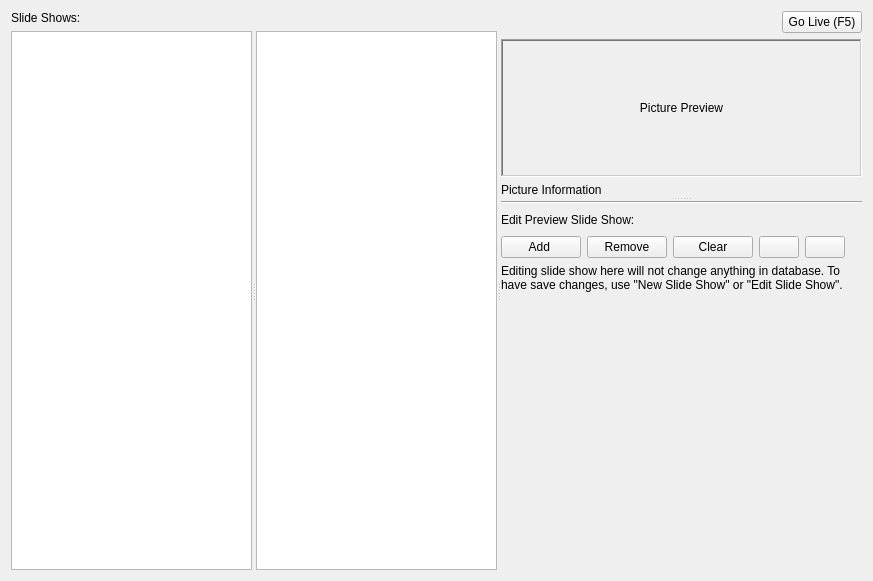
Old version of the form src/picturewidget.ui in the repository SoftProjector/src.
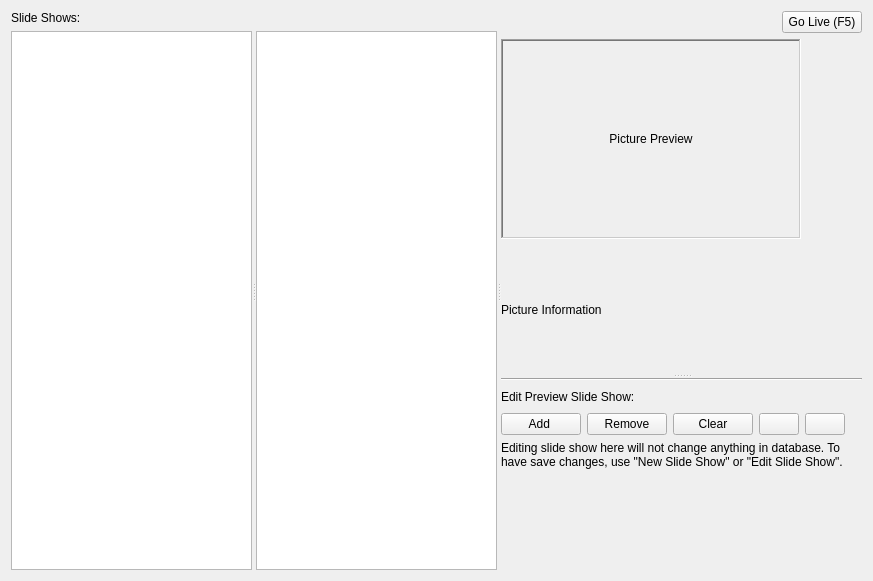
New version of the form. Icons and pictures are not drawn.

```diff
--- a/src/picturewidget.ui
+++ b/src/picturewidget.ui
@@ -61,7 +61,7 @@
       <property name="orientation">
        <enum>Qt::Vertical</enum>
       </property>
-      <widget class="QWidget" name="">
+      <widget class="QWidget" name="layoutWidget">
        <layout class="QVBoxLayout" name="verticalLayout">
         <item>
          <layout class="QHBoxLayout" name="horizontalLayout_2">
@@ -97,11 +97,23 @@
         <item>
          <widget class="QLabel" name="labelPreview">
           <property name="sizePolicy">
-           <sizepolicy hsizetype="MinimumExpanding" vsizetype="MinimumExpanding">
+           <sizepolicy hsizetype="Fixed" vsizetype="Fixed">
             <horstretch>0</horstretch>
             <verstretch>0</verstretch>
            </sizepolicy>
           </property>
+          <property name="minimumSize">
+           <size>
+            <width>300</width>
+            <height>200</height>
+           </size>
+          </property>
+          <property name="maximumSize">
+           <size>
+            <width>300</width>
+            <height>200</height>
+           </size>
+          </property>
           <property name="frameShape">
            <enum>QFrame::WinPanel</enum>
           </property>
@@ -128,7 +140,7 @@
         </item>
        </layout>
       </widget>
-      <widget class="QWidget" name="">
+      <widget class="QWidget" name="layoutWidget">
        <layout class="QVBoxLayout" name="verticalLayout_3">
         <item>
          <widget class="Line" name="line">
```
Left out of the diff: 4 changed lines with no effect on the pictures.
